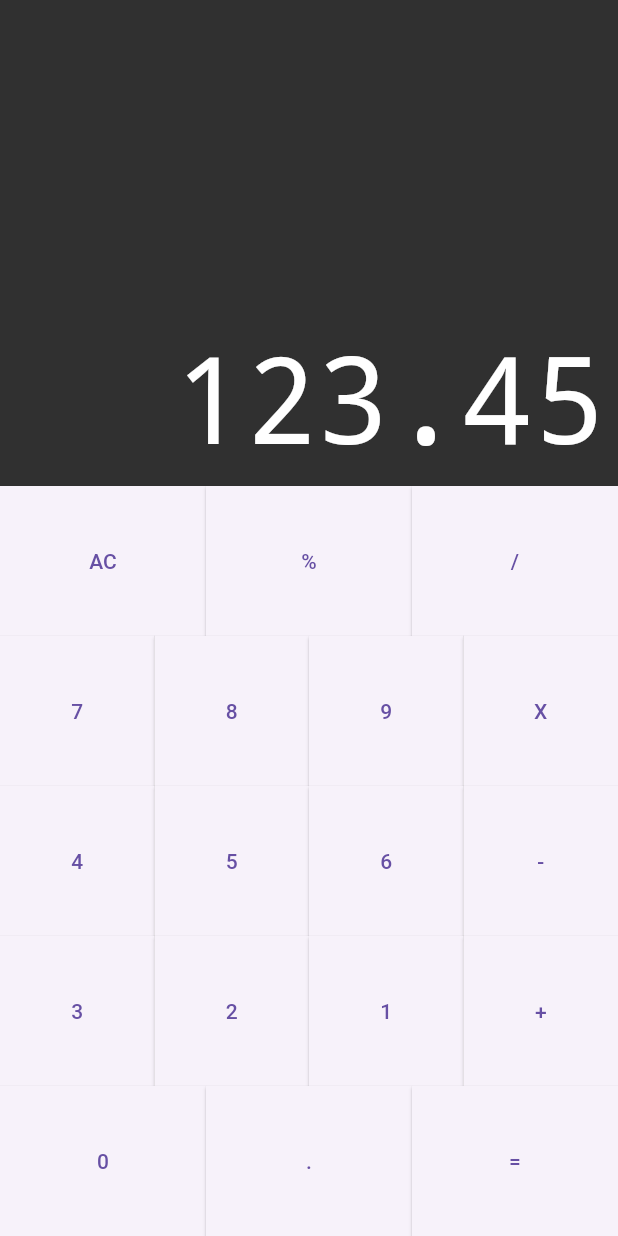
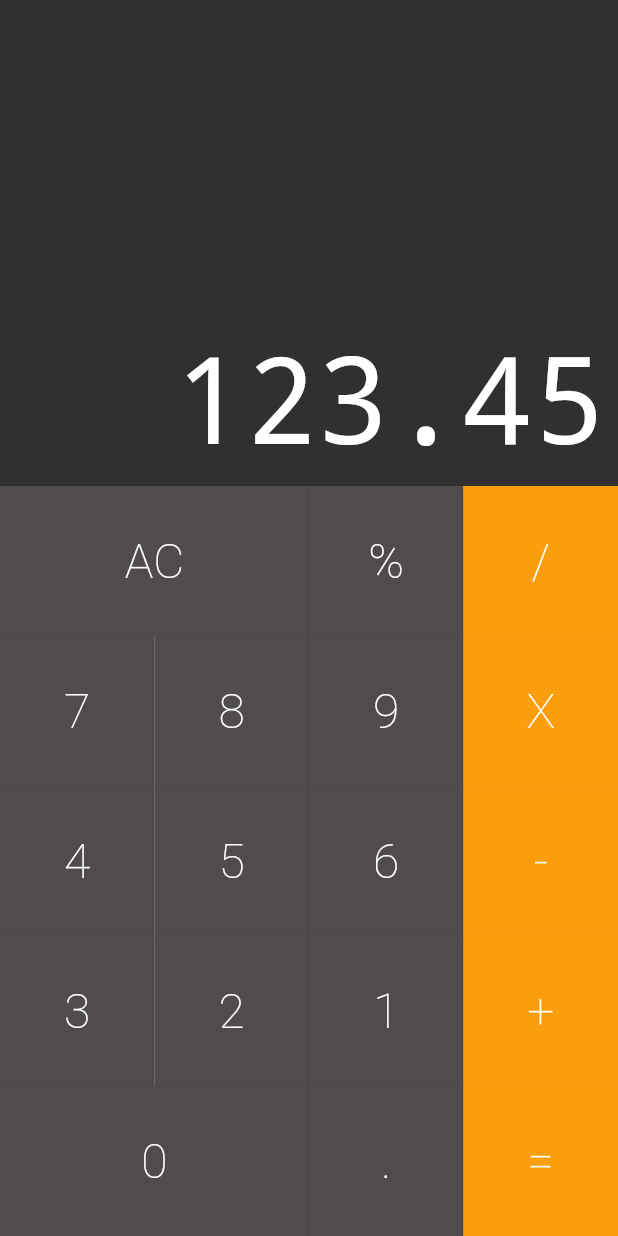
Before and after one commit to absjuniordev/Calculadora, a Flutter app: the screen it shows after launch, on a phone screen of 412 x 824 dp. Run offline on Flutter 3.47's test engine with Material 3 defaults, Android fonts, the phone set to English and light mode, and no system bars; drawn by our look-alikes of auto_size_text.

Commit message:
Aplicação das cores e formatos do teclado

```diff
--- a/lib/components/button.dart
+++ b/lib/components/button.dart
@@ -1,21 +1,53 @@
 import 'package:flutter/material.dart';
 
 class Button extends StatelessWidget {
-  const Button({super.key, required this.text});
+  static const dark = Color.fromRGBO(82, 82, 82, 1);
+  static const defaultP = Color.fromRGBO(80, 76, 76, 1);
+  static const operation = Color.fromRGBO(250, 158, 13, 1);
+
+  const Button({
+    super.key,
+    required this.text,
+    this.big = false,
+    this.color = defaultP,
+  });
+  const Button.big({
+    super.key,
+    required this.text,
+    this.big = true,
+    this.color = defaultP,
+  });
+  const Button.operatio({
+    super.key,
+    required this.text,
+    this.big = false,
+    this.color = operation,
+  });
+
   final String text;
+  final bool big;
+  final Color color;
 
   @override
   Widget build(BuildContext context) {
     return Expanded(
-      flex: 1,
+      flex: big ? 2 : 1,
       child: ElevatedButton(
         onPressed: () {},
         style: ElevatedButton.styleFrom(
+          backgroundColor: color,
           shape: RoundedRectangleBorder(
             borderRadius: BorderRadius.circular(0.0),
           ),
         ),
-        child: Text(text),
+        child: Text(
+          text,
+          style: const TextStyle(
+            color: Colors.white,
+            fontSize: 32,
+            fontWeight: FontWeight.w200,
+          ),
+        ),
       ),
     );
   }
--- a/lib/components/keyboard.dart
+++ b/lib/components/keyboard.dart
@@ -13,9 +13,9 @@ class Keyboard extends StatelessWidget {
         children: [
           ButtonRow(
             buttons: [
-              Button(text: "AC"),
+              Button.big(text: "AC"),
               Button(text: "%"),
-              Button(text: "/"),
+              Button.operatio(text: "/"),
             ],
           ),
           ButtonRow(
@@ -23,7 +23,7 @@ class Keyboard extends StatelessWidget {
               Button(text: "7"),
               Button(text: "8"),
               Button(text: "9"),
-              Button(text: "X"),
+              Button.operatio(text: "X"),
             ],
           ),
           ButtonRow(
@@ -31,7 +31,7 @@ class Keyboard extends StatelessWidget {
               Button(text: "4"),
               Button(text: "5"),
               Button(text: "6"),
-              Button(text: "-"),
+              Button.operatio(text: "-"),
             ],
           ),
           ButtonRow(
@@ -39,14 +39,14 @@ class Keyboard extends StatelessWidget {
               Button(text: "3"),
               Button(text: "2"),
               Button(text: "1"),
-              Button(text: "+"),
+              Button.operatio(text: "+"),
             ],
           ),
           ButtonRow(
             buttons: [
-              Button(text: "0"),
+              Button.big(text: "0"),
               Button(text: "."),
-              Button(text: "="),
+              Button.operatio(text: "="),
             ],
           ),
         ],
```
